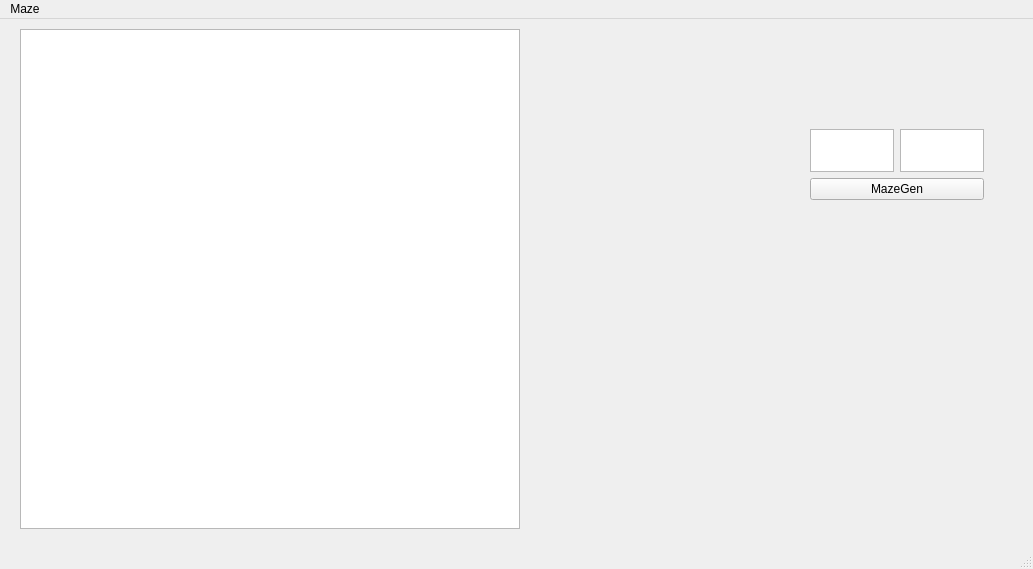
Before: the Qt Designer form src/View/mainwindow.ui in sugarlic/Maze, drawn with Qt 5.
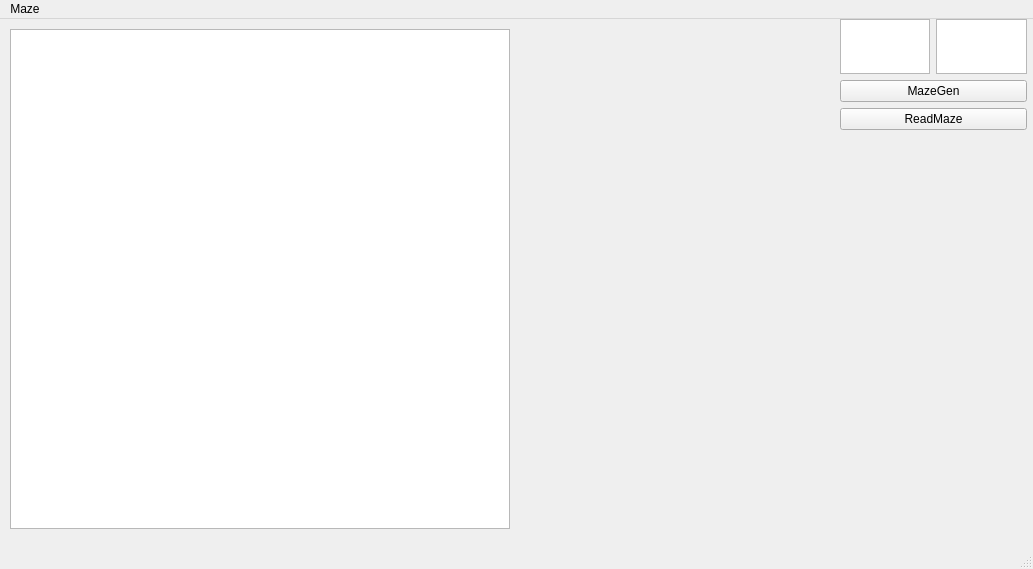
After: the same form once the commit is applied.

```diff
--- a/src/View/mainwindow.ui
+++ b/src/View/mainwindow.ui
@@ -17,7 +17,7 @@
    <widget class="QGraphicsView" name="graphicsView">
     <property name="geometry">
      <rect>
-      <x>20</x>
+      <x>10</x>
       <y>10</y>
       <width>500</width>
       <height>500</height>
@@ -45,10 +45,10 @@
    <widget class="QWidget" name="gridLayoutWidget">
     <property name="geometry">
      <rect>
-      <x>810</x>
-      <y>110</y>
-      <width>174</width>
-      <height>71</height>
+      <x>840</x>
+      <y>0</y>
+      <width>187</width>
+      <height>111</height>
      </rect>
     </property>
     <layout class="QGridLayout" name="gridLayout">
@@ -65,6 +65,16 @@
        </property>
       </widget>
      </item>
+     <item row="0" column="1">
+      <widget class="QTextEdit" name="textEdit_cols"/>
+     </item>
+     <item row="2" column="0" colspan="2">
+      <widget class="QPushButton" name="ReadMaze">
+       <property name="text">
+        <string>ReadMaze</string>
+       </property>
+      </widget>
+     </item>
     </layout>
    </widget>
   </widget>
```
Left out of the diff: 3 changed lines with no effect on the pictures.
